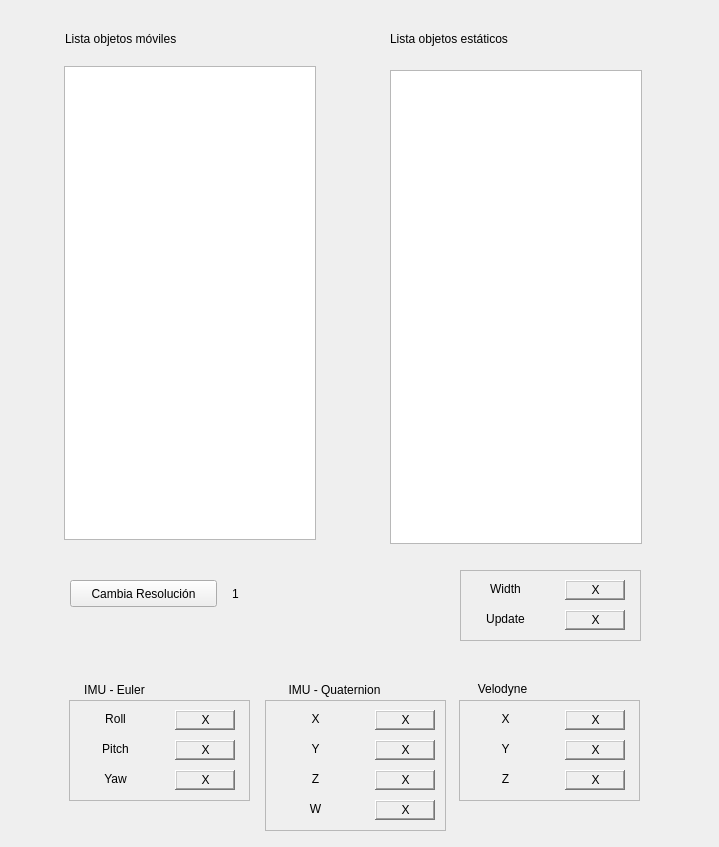
Old version of the form rqt_mygui/src/rqt_mygui/my_plugin.ui in the repository hecperleo/rqt_mygui.
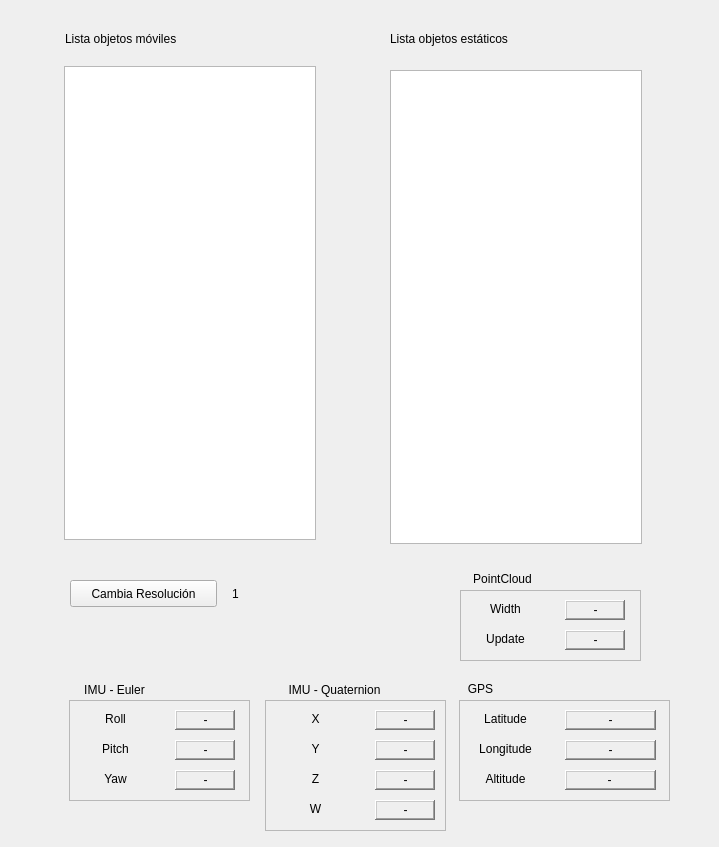
New version of the form.

Diff of the .ui file:
```diff
--- a/rqt_mygui/src/rqt_mygui/my_plugin.ui
+++ b/rqt_mygui/src/rqt_mygui/my_plugin.ui
@@ -84,7 +84,7 @@
    <property name="geometry">
     <rect>
      <x>460</x>
-     <y>610</y>
+     <y>630</y>
      <width>91</width>
      <height>17</height>
     </rect>
@@ -151,7 +151,7 @@
     <enum>Qt::LeftToRight</enum>
    </property>
    <property name="text">
-    <string>X</string>
+    <string>-</string>
    </property>
    <property name="alignment">
     <set>Qt::AlignCenter</set>
@@ -202,7 +202,7 @@
     <enum>Qt::LeftToRight</enum>
    </property>
    <property name="text">
-    <string>X</string>
+    <string>-</string>
    </property>
    <property name="alignment">
     <set>Qt::AlignCenter</set>
@@ -212,7 +212,7 @@
    <property name="geometry">
     <rect>
      <x>460</x>
-     <y>570</y>
+     <y>590</y>
      <width>181</width>
      <height>71</height>
     </rect>
@@ -231,7 +231,7 @@
    <property name="geometry">
     <rect>
      <x>460</x>
-     <y>580</y>
+     <y>600</y>
      <width>91</width>
      <height>17</height>
     </rect>
@@ -250,7 +250,7 @@
    <property name="geometry">
     <rect>
      <x>565</x>
-     <y>580</y>
+     <y>600</y>
      <width>60</width>
      <height>20</height>
     </rect>
@@ -288,7 +288,7 @@
    <property name="geometry">
     <rect>
      <x>565</x>
-     <y>610</y>
+     <y>630</y>
      <width>60</width>
      <height>20</height>
     </rect>
@@ -316,7 +316,7 @@
     <enum>Qt::LeftToRight</enum>
    </property>
    <property name="text">
-    <string>X</string>
+    <string>-</string>
    </property>
    <property name="alignment">
     <set>Qt::AlignCenter</set>
@@ -326,7 +326,7 @@
    <property name="geometry">
     <rect>
      <x>550</x>
-     <y>610</y>
+     <y>630</y>
      <width>91</width>
      <height>20</height>
     </rect>
@@ -335,7 +335,7 @@
     <enum>Qt::LeftToRight</enum>
    </property>
    <property name="text">
-    <string>X</string>
+    <string>-</string>
    </property>
    <property name="alignment">
     <set>Qt::AlignCenter</set>
@@ -371,7 +371,7 @@
    <property name="geometry">
     <rect>
      <x>550</x>
-     <y>580</y>
+     <y>600</y>
      <width>91</width>
      <height>20</height>
     </rect>
@@ -380,7 +380,7 @@
     <enum>Qt::LeftToRight</enum>
    </property>
    <property name="text">
-    <string>X</string>
+    <string>-</string>
    </property>
    <property name="alignment">
     <set>Qt::AlignCenter</set>
@@ -410,7 +410,7 @@
     <rect>
      <x>565</x>
      <y>740</y>
-     <width>60</width>
+     <width>91</width>
      <height>20</height>
     </rect>
    </property>
@@ -420,32 +420,32 @@
    <property name="frameShadow">
     <enum>QFrame::Raised</enum>
    </property>
-  </widget>
-  <widget class="QLabel" name="label_zVelodyneValue">
-   <property name="geometry">
-    <rect>
-     <x>550</x>
-     <y>770</y>
-     <width>91</width>
-     <height>20</height>
-    </rect>
-   </property>
-   <property name="layoutDirection">
-    <enum>Qt::LeftToRight</enum>
-   </property>
-   <property name="text">
-    <string>X</string>
-   </property>
-   <property name="alignment">
-    <set>Qt::AlignCenter</set>
-   </property>
+   <widget class="QLabel" name="label_gpsLongitude">
+    <property name="geometry">
+     <rect>
+      <x>0</x>
+      <y>0</y>
+      <width>91</width>
+      <height>20</height>
+     </rect>
+    </property>
+    <property name="layoutDirection">
+     <enum>Qt::LeftToRight</enum>
+    </property>
+    <property name="text">
+     <string>-</string>
+    </property>
+    <property name="alignment">
+     <set>Qt::AlignCenter</set>
+    </property>
+   </widget>
   </widget>
   <widget class="QFrame" name="frame_9">
    <property name="geometry">
     <rect>
      <x>565</x>
      <y>710</y>
-     <width>60</width>
+     <width>91</width>
      <height>20</height>
     </rect>
    </property>
@@ -455,13 +455,32 @@
    <property name="frameShadow">
     <enum>QFrame::Raised</enum>
    </property>
+   <widget class="QLabel" name="label_gpsLatitude">
+    <property name="geometry">
+     <rect>
+      <x>0</x>
+      <y>0</y>
+      <width>91</width>
+      <height>20</height>
+     </rect>
+    </property>
+    <property name="layoutDirection">
+     <enum>Qt::LeftToRight</enum>
+    </property>
+    <property name="text">
+     <string>-</string>
+    </property>
+    <property name="alignment">
+     <set>Qt::AlignCenter</set>
+    </property>
+   </widget>
   </widget>
   <widget class="QFrame" name="frame_10">
    <property name="geometry">
     <rect>
      <x>459</x>
      <y>700</y>
-     <width>181</width>
+     <width>211</width>
      <height>101</height>
     </rect>
    </property>
@@ -474,6 +493,25 @@
    <property name="frameShadow">
     <enum>QFrame::Raised</enum>
    </property>
+   <widget class="QLabel" name="label_gpsAltitude">
+    <property name="geometry">
+     <rect>
+      <x>110</x>
+      <y>70</y>
+      <width>81</width>
+      <height>20</height>
+     </rect>
+    </property>
+    <property name="layoutDirection">
+     <enum>Qt::LeftToRight</enum>
+    </property>
+    <property name="text">
+     <string>-</string>
+    </property>
+    <property name="alignment">
+     <set>Qt::AlignCenter</set>
+    </property>
+   </widget>
   </widget>
   <widget class="QLabel" name="label_yVelodyne">
    <property name="geometry">
@@ -488,7 +526,7 @@
     <enum>Qt::LeftToRight</enum>
    </property>
    <property name="text">
-    <string>Y</string>
+    <string>Longitude</string>
    </property>
    <property name="alignment">
     <set>Qt::AlignCenter</set>
@@ -507,7 +545,7 @@
     <enum>Qt::LeftToRight</enum>
    </property>
    <property name="text">
-    <string>X</string>
+    <string>Latitude</string>
    </property>
    <property name="alignment">
     <set>Qt::AlignCenter</set>
@@ -526,26 +564,7 @@
     <enum>Qt::LeftToRight</enum>
    </property>
    <property name="text">
-    <string>Z</string>
-   </property>
-   <property name="alignment">
-    <set>Qt::AlignCenter</set>
-   </property>
-  </widget>
-  <widget class="QLabel" name="label_xVelodyneValue">
-   <property name="geometry">
-    <rect>
-     <x>550</x>
-     <y>710</y>
-     <width>91</width>
-     <height>20</height>
-    </rect>
-   </property>
-   <property name="layoutDirection">
-    <enum>Qt::LeftToRight</enum>
-   </property>
-   <property name="text">
-    <string>X</string>
+    <string>Altitude</string>
    </property>
    <property name="alignment">
     <set>Qt::AlignCenter</set>
@@ -556,7 +575,7 @@
     <rect>
      <x>565</x>
      <y>770</y>
-     <width>60</width>
+     <width>91</width>
      <height>20</height>
     </rect>
    </property>
@@ -567,31 +586,12 @@
     <enum>QFrame::Raised</enum>
    </property>
   </widget>
-  <widget class="QLabel" name="label_yVelodyneValue">
-   <property name="geometry">
-    <rect>
-     <x>550</x>
-     <y>740</y>
-     <width>91</width>
-     <height>20</height>
-    </rect>
-   </property>
-   <property name="layoutDirection">
-    <enum>Qt::LeftToRight</enum>
-   </property>
-   <property name="text">
-    <string>X</string>
-   </property>
-   <property name="alignment">
-    <set>Qt::AlignCenter</set>
-   </property>
-  </widget>
-  <widget class="QLabel" name="label_velodyne">
+  <widget class="QLabel" name="label_gps">
    <property name="geometry">
     <rect>
      <x>460</x>
      <y>680</y>
-     <width>85</width>
+     <width>41</width>
      <height>17</height>
     </rect>
    </property>
@@ -599,7 +599,7 @@
     <enum>Qt::LeftToRight</enum>
    </property>
    <property name="text">
-    <string>Velodyne</string>
+    <string>GPS</string>
    </property>
    <property name="alignment">
     <set>Qt::AlignCenter</set>
@@ -637,7 +637,7 @@
     <enum>Qt::LeftToRight</enum>
    </property>
    <property name="text">
-    <string>X</string>
+    <string>-</string>
    </property>
    <property name="alignment">
     <set>Qt::AlignCenter</set>
@@ -656,7 +656,7 @@
     <enum>Qt::LeftToRight</enum>
    </property>
    <property name="text">
-    <string>X</string>
+    <string>-</string>
    </property>
    <property name="alignment">
     <set>Qt::AlignCenter</set>
@@ -818,7 +818,7 @@
     <enum>Qt::LeftToRight</enum>
    </property>
    <property name="text">
-    <string>X</string>
+    <string>-</string>
    </property>
    <property name="alignment">
     <set>Qt::AlignCenter</set>
@@ -872,12 +872,35 @@
     <enum>Qt::LeftToRight</enum>
    </property>
    <property name="text">
-    <string>X</string>
+    <string>-</string>
    </property>
    <property name="alignment">
     <set>Qt::AlignCenter</set>
    </property>
   </widget>
+  <widget class="QLabel" name="label_gps_3">
+   <property name="geometry">
+    <rect>
+     <x>460</x>
+     <y>570</y>
+     <width>85</width>
+     <height>17</height>
+    </rect>
+   </property>
+   <property name="layoutDirection">
+    <enum>Qt::LeftToRight</enum>
+   </property>
+   <property name="text">
+    <string>PointCloud</string>
+   </property>
+   <property name="alignment">
+    <set>Qt::AlignCenter</set>
+   </property>
+  </widget>
+  <zorder>frame_14</zorder>
+  <zorder>frame_15</zorder>
+  <zorder>frame_11</zorder>
+  <zorder>frame_10</zorder>
   <zorder>frame_6</zorder>
   <zorder>frame_7</zorder>
   <zorder>label</zorder>
```
Left out of the diff: 14 changed lines with no effect on the pictures.
